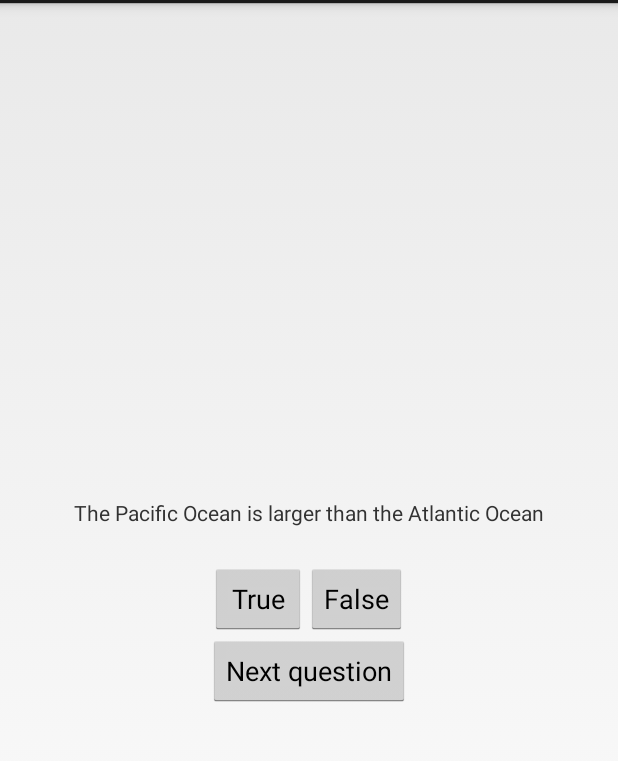
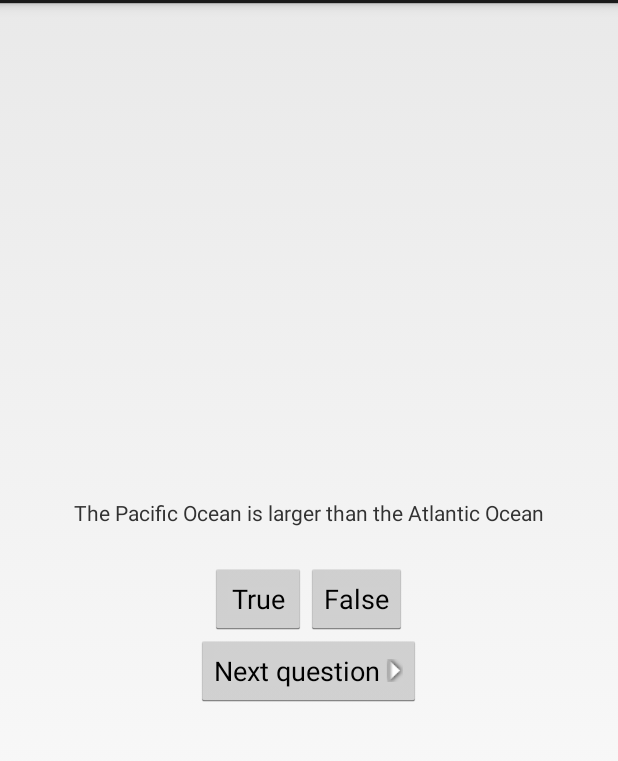
Before and after one commit to DNRKlein/GeoQuiz, an Android app: the screen it shows after launch (QuizActivity), on a phone screen of 412 x 824 dp, the part 69-830 px from its top. Run offline under Robolectric (Android 15) with nearby library versions, the phone set to English and light mode, and no system bars.

Commit message:
Added the right arrow to the next button

```diff
--- a/app/src/main/res/layout/activity_quiz.xml
+++ b/app/src/main/res/layout/activity_quiz.xml
@@ -35,5 +35,7 @@
         android:id="@+id/next_button"
         android:layout_width="wrap_content"
         android:layout_height="wrap_content"
-        android:text="@string/next_button"/>
+        android:text="@string/next_button"
+        android:drawableRight="@drawable/arrow_right"
+        android:drawablePadding="4dp"/>
 </LinearLayout>
```
